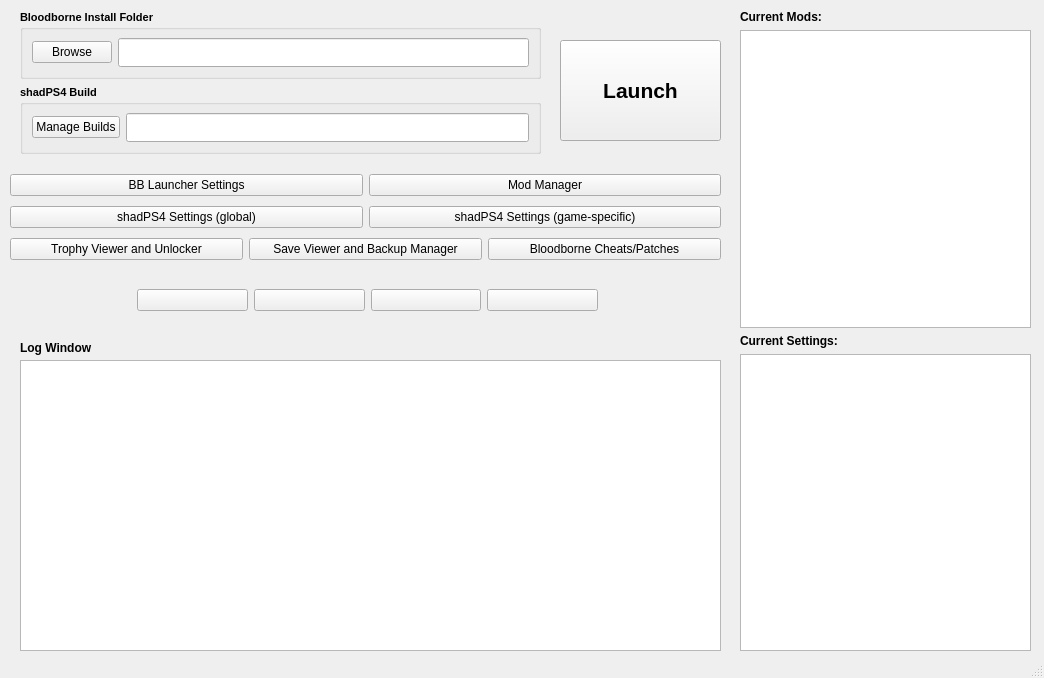
Qt form modules/bblauncher.ui (rainmakerv3/BB_Launcher) before a commit.
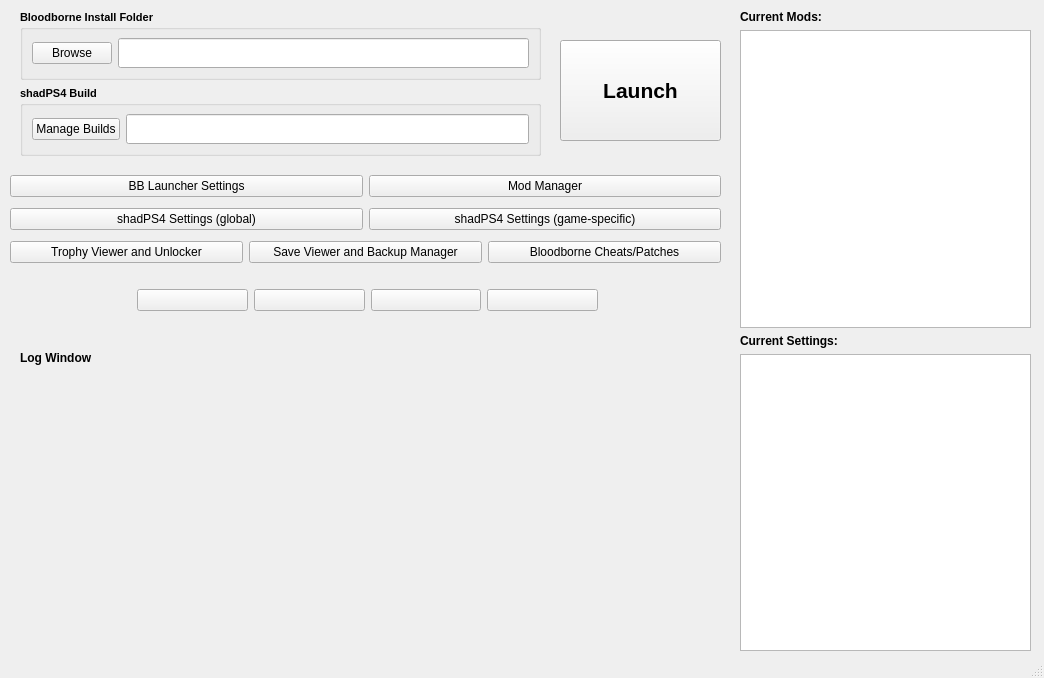
The same form after that commit.

```diff
--- a/modules/bblauncher.ui
+++ b/modules/bblauncher.ui
@@ -48,7 +48,7 @@
       <x>10</x>
       <y>170</y>
       <width>711</width>
-      <height>94</height>
+      <height>98</height>
      </rect>
     </property>
     <layout class="QVBoxLayout" name="verticalLayout">
@@ -121,7 +121,7 @@
       <x>20</x>
       <y>10</y>
       <width>521</width>
-      <height>144</height>
+      <height>146</height>
      </rect>
     </property>
     <layout class="QVBoxLayout" name="verticalLayout_2">
@@ -308,29 +308,6 @@
      </item>
     </layout>
    </widget>
-   <widget class="QTextEdit" name="logTextEdit">
-    <property name="geometry">
-     <rect>
-      <x>20</x>
-      <y>360</y>
-      <width>701</width>
-      <height>291</height>
-     </rect>
-    </property>
-    <property name="html">
-     <string>&lt;!DOCTYPE HTML PUBLIC &quot;-//W3C//DTD HTML 4.0//EN&quot; &quot;http://www.w3.org/TR/REC-html40/strict.dtd&quot;&gt;
-&lt;html&gt;&lt;head&gt;&lt;meta name=&quot;qrichtext&quot; content=&quot;1&quot; /&gt;&lt;meta charset=&quot;utf-8&quot; /&gt;&lt;style type=&quot;text/css&quot;&gt;
-p, li { white-space: pre-wrap; }
-hr { height: 1px; border-width: 0; }
-li.unchecked::marker { content: &quot;\2610&quot;; }
-li.checked::marker { content: &quot;\2612&quot;; }
-&lt;/style&gt;&lt;/head&gt;&lt;body style=&quot; font-family:'Segoe UI'; font-size:9pt; font-weight:400; font-style:normal;&quot;&gt;
-&lt;p style=&quot;-qt-paragraph-type:empty; margin-top:0px; margin-bottom:0px; margin-left:0px; margin-right:0px; -qt-block-indent:0; text-indent:0px;&quot;&gt;&lt;br /&gt;&lt;/p&gt;&lt;/body&gt;&lt;/html&gt;</string>
-    </property>
-    <property name="textInteractionFlags">
-     <set>Qt::TextInteractionFlag::TextSelectableByKeyboard|Qt::TextInteractionFlag::TextSelectableByMouse</set>
-    </property>
-   </widget>
    <widget class="QWidget" name="horizontalLayoutWidget_2">
     <property name="geometry">
      <rect>
@@ -416,7 +393,7 @@
     <property name="geometry">
      <rect>
       <x>20</x>
-      <y>340</y>
+      <y>350</y>
       <width>81</width>
       <height>16</height>
      </rect>
@@ -430,6 +407,17 @@
      <string>Log Window</string>
     </property>
    </widget>
+   <widget class="QWidget" name="verticalLayoutWidget_3">
+    <property name="geometry">
+     <rect>
+      <x>10</x>
+      <y>370</y>
+      <width>711</width>
+      <height>281</height>
+     </rect>
+    </property>
+    <layout class="QVBoxLayout" name="logLayout"/>
+   </widget>
   </widget>
   <widget class="QStatusBar" name="statusbar"/>
  </widget>
```
